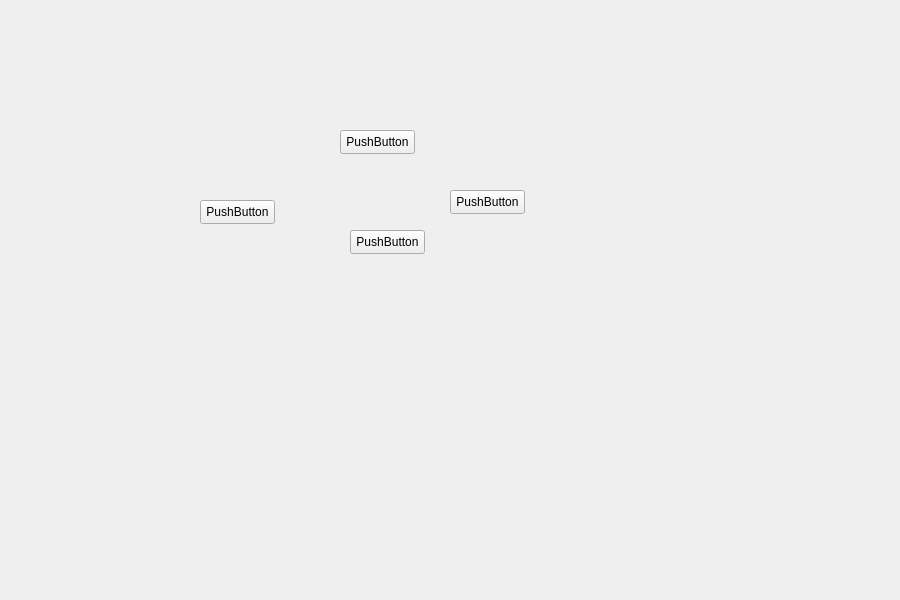
Qt form Terreneitor.ui (min1t3ck/PRACTICA_07) before a commit.
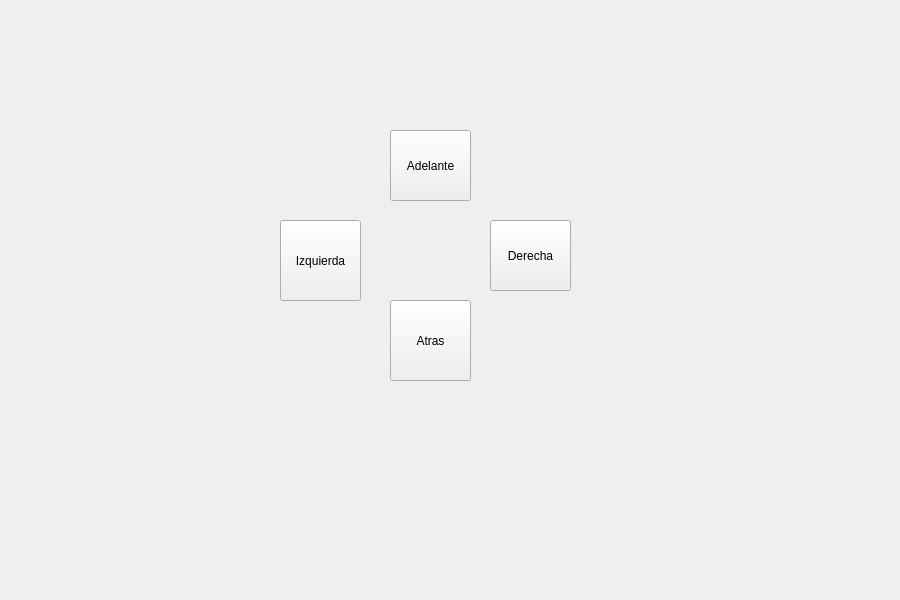
The same form after that commit.

Diff of the .ui file:
```diff
--- a/Terreneitor.ui
+++ b/Terreneitor.ui
@@ -28,53 +28,53 @@
   <widget class="QPushButton" name="btn_adelante">
    <property name="geometry">
     <rect>
-     <x>340</x>
+     <x>390</x>
      <y>130</y>
-     <width>75</width>
-     <height>24</height>
+     <width>81</width>
+     <height>71</height>
     </rect>
    </property>
    <property name="text">
-    <string>PushButton</string>
+    <string>Adelante</string>
    </property>
   </widget>
   <widget class="QPushButton" name="btn_izquierda">
    <property name="geometry">
     <rect>
-     <x>200</x>
-     <y>200</y>
-     <width>75</width>
-     <height>24</height>
+     <x>280</x>
+     <y>220</y>
+     <width>81</width>
+     <height>81</height>
     </rect>
    </property>
    <property name="text">
-    <string>PushButton</string>
+    <string>Izquierda</string>
    </property>
   </widget>
   <widget class="QPushButton" name="btn_derecha">
    <property name="geometry">
     <rect>
-     <x>450</x>
-     <y>190</y>
-     <width>75</width>
-     <height>24</height>
+     <x>490</x>
+     <y>220</y>
+     <width>81</width>
+     <height>71</height>
     </rect>
    </property>
    <property name="text">
-    <string>PushButton</string>
+    <string>Derecha</string>
    </property>
   </widget>
   <widget class="QPushButton" name="btn_atras">
    <property name="geometry">
     <rect>
-     <x>350</x>
-     <y>230</y>
-     <width>75</width>
-     <height>24</height>
+     <x>390</x>
+     <y>300</y>
+     <width>81</width>
+     <height>81</height>
     </rect>
    </property>
    <property name="text">
-    <string>PushButton</string>
+    <string>Atras</string>
    </property>
   </widget>
  </widget>
```
